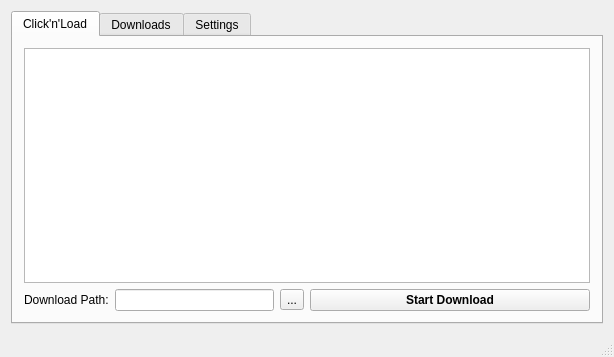
The window that gui/mainwindow.ui (rbrtslmn/FDP) describes before a commit, drawn with Qt 5.
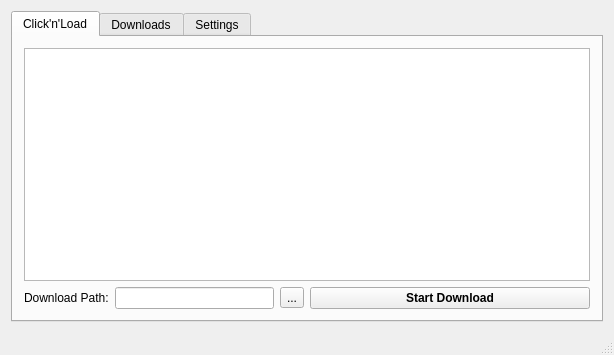
The same window after the commit. Icons and pictures are not drawn.

Patch:
```diff
--- a/gui/mainwindow.ui
+++ b/gui/mainwindow.ui
@@ -7,7 +7,7 @@
     <x>0</x>
     <y>0</y>
     <width>614</width>
-    <height>357</height>
+    <height>355</height>
    </rect>
   </property>
   <property name="windowTitle">
```
Left out of the diff: 7 changed lines with no effect on the pictures.
